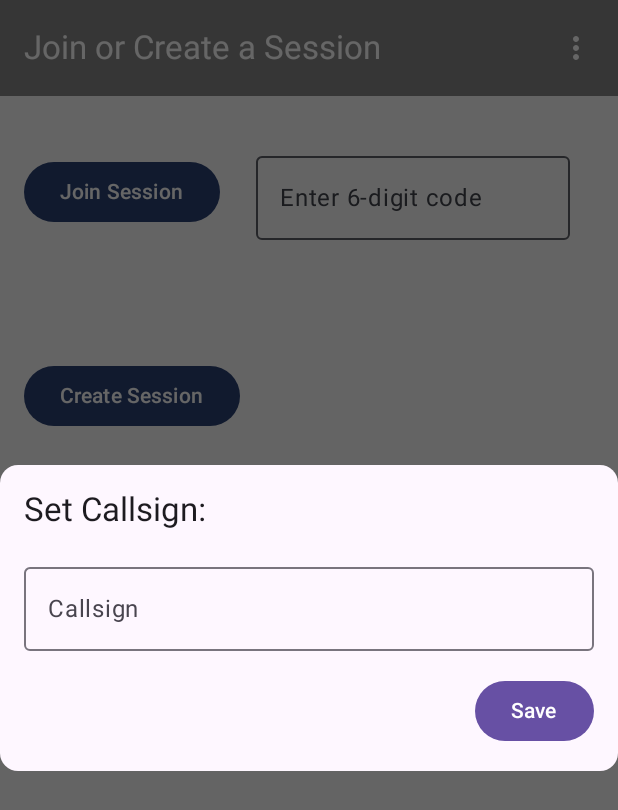
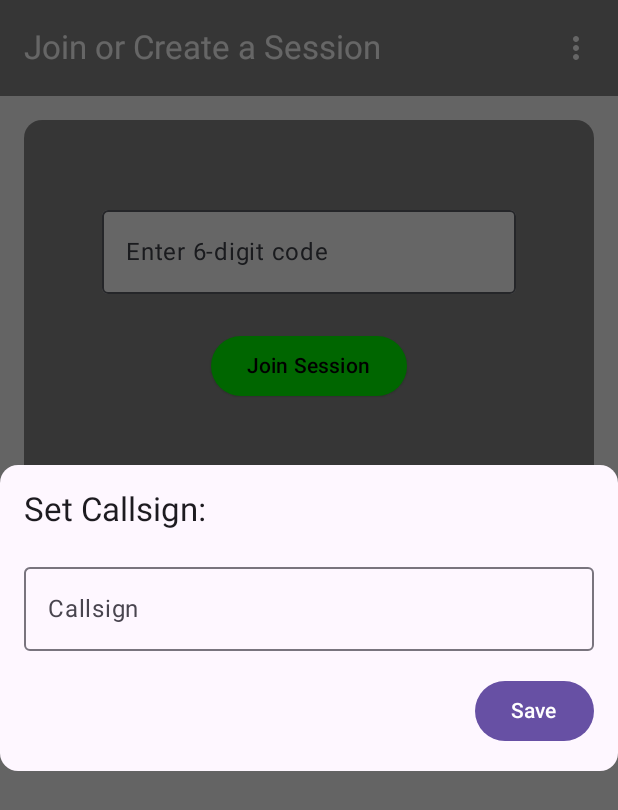
Before and after one commit to Cosmeticgore/Quatermaster, an Android app built with Jetpack Compose: the screen it shows after launch (landing_page), on a phone screen of 412 x 824 dp. Shown: the top 810 px of the screen. Run offline under Robolectric (Android 15) with nearby library versions, the phone set to English and light mode, and no system bars; our stand-ins replace Firebase (no records; nobody signed in at launch, a user with empty details on screens opened directly); libraries missing offline, so code that uses them is left out: org.osmdroid.config, org.osmdroid.tileprovider, org.osmdroid.util, org.osmdroid.views.

Commit message:
Updated UI

```diff
--- a/FYP_Prototype/app/src/main/java/com/example/fyp_prototype/composefunctions.kt
+++ b/FYP_Prototype/app/src/main/java/com/example/fyp_prototype/composefunctions.kt
@@ -27,9 +27,11 @@ import androidx.compose.material.icons.filled.MoreVert
 import androidx.compose.material.icons.filled.Place
 import androidx.compose.material3.AlertDialog
 import androidx.compose.material3.Button
+import androidx.compose.material3.ButtonDefaults
 import androidx.compose.material3.Divider
 import androidx.compose.material3.DropdownMenu
 import androidx.compose.material3.DropdownMenuItem
+import androidx.compose.material3.ElevatedButton
 import androidx.compose.material3.ExperimentalMaterial3Api
 import androidx.compose.material3.Icon
 import androidx.compose.material3.IconButton
@@ -1057,7 +1059,8 @@ fun infotopbar(onUsernameClick: () -> Unit,onSiteClick: () -> Unit,onUserclick:
             containerColor = Color.Gray, // Ensure grey background for the entire TopAppBar
             titleContentColor = Color.White,
             navigationIconContentColor = Color.White
-        )
+        ),
+
 
     )
 
@@ -1133,3 +1136,19 @@ fun editortopbar(String: String, onBackClick: () -> Unit,onAddClick: (() -> Unit
 
     )
 }
+
+@Composable
+fun button_common(String: String, onClick: () -> Unit){
+    ElevatedButton(
+        onClick = {onClick()},
+        modifier = Modifier
+            .padding(4.dp),
+            colors = ButtonDefaults.elevatedButtonColors(
+                containerColor = Color.Green,
+                contentColor = Color.Black
+            )
+            )
+        {
+        Text(String)
+    }
+}
--- a/FYP_Prototype/app/src/main/java/com/example/fyp_prototype/landing_page.kt
+++ b/FYP_Prototype/app/src/main/java/com/example/fyp_prototype/landing_page.kt
@@ -1,23 +1,19 @@
 package com.example.fyp_prototype
 
 import android.Manifest
-import android.annotation.SuppressLint
-import android.app.Activity
 import android.content.Intent
 import android.content.pm.PackageManager
 import android.graphics.Color
 import android.location.Location
-import android.location.LocationRequest
-import android.os.Build
 import android.os.Bundle
 import android.preference.PreferenceManager
 import android.util.Log
 import android.widget.Toast
 import androidx.activity.ComponentActivity
 import androidx.activity.compose.setContent
-import androidx.annotation.RequiresApi
 import androidx.compose.foundation.Image
 import androidx.compose.foundation.background
+import androidx.compose.foundation.border
 import androidx.compose.foundation.layout.Arrangement
 import androidx.compose.foundation.layout.Box
 import androidx.compose.foundation.layout.Column
@@ -27,21 +23,16 @@ import androidx.compose.foundation.layout.fillMaxSize
 import androidx.compose.foundation.layout.fillMaxWidth
 import androidx.compose.foundation.layout.height
 import androidx.compose.foundation.layout.padding
-import androidx.compose.foundation.layout.width
+import androidx.compose.foundation.shape.RoundedCornerShape
 import androidx.compose.foundation.text.KeyboardOptions
-import androidx.compose.material.icons.Icons
-import androidx.compose.material.icons.filled.Menu
 import androidx.compose.material3.AlertDialog
-import androidx.compose.material3.Button
+import androidx.compose.material3.ButtonDefaults
 import androidx.compose.material3.ExperimentalMaterial3Api
-import androidx.compose.material3.Icon
-import androidx.compose.material3.IconButton
-import androidx.compose.material3.MaterialTheme
 import androidx.compose.material3.OutlinedTextField
 import androidx.compose.material3.Scaffold
 import androidx.compose.material3.Text
 import androidx.compose.material3.TextButton
-import androidx.compose.material3.TopAppBar
+import androidx.compose.material3.TextFieldDefaults
 import androidx.compose.runtime.Composable
 import androidx.compose.runtime.LaunchedEffect
 import androidx.compose.runtime.getValue
@@ -52,11 +43,8 @@ import androidx.compose.ui.Alignment
 import androidx.compose.ui.Modifier
 import androidx.compose.ui.platform.LocalContext
 import androidx.compose.ui.res.painterResource
-import androidx.compose.ui.text.font.FontWeight
 import androidx.compose.ui.text.input.KeyboardType
-import androidx.compose.ui.tooling.preview.Preview
 import androidx.compose.ui.unit.dp
-import androidx.compose.ui.unit.sp
 import androidx.compose.ui.viewinterop.AndroidView
 import androidx.core.app.ActivityCompat
 import androidx.core.content.ContextCompat
@@ -79,19 +67,14 @@ import com.google.firebase.messaging.FirebaseMessaging
 import org.osmdroid.config.Configuration
 import org.osmdroid.util.GeoPoint
 import org.osmdroid.views.MapView
-import androidx.compose.material3.AlertDialog
 import androidx.compose.runtime.DisposableEffect
+import androidx.compose.ui.draw.clip
+import androidx.compose.ui.modifier.modifierLocalMapOf
 import com.google.android.gms.location.LocationServices
-import com.google.android.gms.location.Priority
 import com.google.android.gms.location.Priority.PRIORITY_HIGH_ACCURACY
-import org.osmdroid.api.IGeoPoint
 import org.osmdroid.tileprovider.tilesource.TileSourceFactory
 import org.osmdroid.views.overlay.compass.CompassOverlay
 import org.osmdroid.views.overlay.compass.InternalCompassOrientationProvider
-import org.osmdroid.views.overlay.mylocation.GpsMyLocationProvider
-import org.osmdroid.views.overlay.mylocation.MyLocationNewOverlay
-import kotlin.math.log
-
 import kotlin.random.Random
 
 //This is the Landing page, users start here when the app is opened
@@ -174,6 +157,7 @@ class landing_page : ComponentActivity() {
 
 
     // this is the join session button, it has the logic for joining a session inside it
+    @OptIn(ExperimentalMaterial3Api::class)
     @Composable
     private fun Join_session(userdata: AppData) {
         var code_input by remember { mutableStateOf("") }
@@ -183,13 +167,27 @@ class landing_page : ComponentActivity() {
         val modifier = Modifier
             .padding(16.dp)
             .fillMaxWidth()
-        Row(
-            verticalAlignment = Alignment.CenterVertically,
-            horizontalArrangement = Arrangement.spacedBy(8.dp),
-            modifier = modifier
+
+        Column(
+            modifier = modifier,
+            horizontalAlignment = Alignment.CenterHorizontally
         ) {
-            Button( // code submission
-                onClick = {
+            OutlinedTextField( // code input field
+                value = code_input,
+                onValueChange = {
+                    if (it.length <= 6 && it.all { char -> char.isDigit() }) {
+                        code_input = it
+                    }
+                },
+                label = { Text("Enter 6-digit code") },
+                singleLine = true,
+                keyboardOptions = KeyboardOptions(keyboardType = KeyboardType.Number), //only takes numerical input
+                modifier = modifier.padding(4.dp),
+                colors = TextFieldDefaults.outlinedTextFieldColors(
+                    containerColor = androidx.compose.ui.graphics.Color.White,
+                ),
+            )
+            button_common("Join Session", onClick = {
                 if (code_input.length == 6) {
 
                     databaseRef.child(code_input).get().addOnSuccessListener { snapshot ->
@@ -242,25 +240,8 @@ class landing_page : ComponentActivity() {
                     err_toast.show()
                 }
 
+            } )
         }
-            ) {
-                Text("Join Session")
-            }
-
-            OutlinedTextField( // code input field
-                value = code_input,
-                onValueChange = {
-                    if (it.length <= 6 && it.all { char -> char.isDigit() }) {
-                        code_input = it
-                    }
-                },
-                label = { Text("Enter 6-digit code") },
-                singleLine = true,
-                keyboardOptions = KeyboardOptions(keyboardType = KeyboardType.Number), //only takes numerical input
-                modifier = modifier
-            )
-        }
-
     }
 
     // this is the create session button, has all the logic inside
@@ -269,12 +250,14 @@ class landing_page : ComponentActivity() {
         val database = Firebase.database
         val databaseRef = database.getReference("sessions")
         val context = LocalContext.current
-        Row(
-            verticalAlignment = Alignment.CenterVertically,
-            horizontalArrangement = Arrangement.spacedBy(8.dp),
+
+        Column(
+            horizontalAlignment = Alignment.CenterHorizontally,
             modifier = Modifier.padding(16.dp)
+                .fillMaxWidth()
+                .clip(RoundedCornerShape(12.dp))
         ) {
-            Button(
+            button_common("Create Session",
                 onClick = {
                     val id = Random.nextInt(100000, 999999).toString() //generates a session ID
                     val newUser = user( //creates a new user
@@ -322,9 +305,7 @@ class landing_page : ComponentActivity() {
                             err_toast.show()
                         }
                 }
-            ) {
-                Text("Create Session")
-            }
+            )
         }
     }
 
@@ -383,21 +364,30 @@ class landing_page : ComponentActivity() {
                         onUserclick = { showUserDialog = true}
 
                     )
+                    Column(modifier = Modifier.padding(16.dp).clip(RoundedCornerShape(12.dp))
+                        .background(androidx.compose.ui.graphics.Color.Gray)
+                        .padding(16.dp)
+                    )
+                    {
                         Join_session(userdata)
                         Spacer(Modifier.height(32.dp))
                         Create_session(userdata)
                         Spacer(Modifier.height(32.dp))
-                    if (showUserDialog == true){
+                        if (showUserDialog == true) {
                             AlertDialog(
                                 onDismissRequest = { showUserDialog = false },
                                 title = { Text("User ID:") },
                                 text = { Text(userdata.user_ID.value.toString()) },
                                 confirmButton = {},
-                            dismissButton = { TextButton(onClick = { showUserDialog = false }) { Text("Close") } }
+                                dismissButton = {
+                                    TextButton(onClick = {
+                                        showUserDialog = false
+                                    }) { Text("Close") }
+                                }
                             )
                         }
                     }
-
+                }
             }
         }
     }
@@ -608,15 +598,13 @@ class landing_page : ComponentActivity() {
                 ) {
                     Column {
                         if (shownedit == "Marker") {
-                            Button(
+                            button_common("Add Marker",
                                 onClick = {
                                     showMarkerEdit = true
                                 }
-                            ) {
-                                Text("Add Marker")
-                            }
+                            )
                         } else if (shownedit == "Line") {
-                                Button(
+                            button_common("Add Point",
                                     onClick = {
                                         val centerIGeoPoint = mapView.mapCenter
                                         if (centerIGeoPoint != null) {
@@ -627,20 +615,16 @@ class landing_page : ComponentActivity() {
                                             linePoints.add(centerPoint)
                                         }
                                     }
-                                ) {
-                                    Text("Add Point")
-                                }
+                                )
 
-                                Button(
+                            button_common("Finish Line",
                                     onClick = {
                                         type = 1
                                         showPolyEdit = true
                                     }
-                                ) {
-                                    Text("Finish Line")
-                                }
+                                )
                         } else {
-                                Button(
+                                button_common("Add Point",
                                     onClick = {
                                         val centerIGeoPoint = mapView.mapCenter
                                         if (centerIGeoPoint != null) {
@@ -652,20 +636,16 @@ class landing_page : ComponentActivity() {
                                         }
 
                                     }
-                                ) {
-                                    Text("Add Point")
-                                }
+                                )
 
-                                Button(
+                                button_common("Finish Polygon",
                                     onClick = {
                                         type = 2
                                         showPolyEdit = true
                                     }
-                                ) {
-                                    Text("Finish Polygon")
+                                )
                         }
-                        }
-                        Button(
+                        button_common("Undo",
                             onClick = {
                                 if (!Markers.isEmpty()){
                                     Markers.removeAt(Markers.lastIndex)
@@ -673,17 +653,12 @@ class landing_page : ComponentActivity() {
                                 markersVersion++
                                 mapView.invalidate()
                             }
-                        ){
-                            Text("Undo")
-                        }
-
-                        Button(
+                        )
+                        button_common("My Location",
                             onClick = {
                                 getCurLocation()
                             }
-                        ){
-                            Text("My Location")
-                        }
+                        )
                     }
 
 
```
Lines whose indentation alone changed are shown as unchanged.
